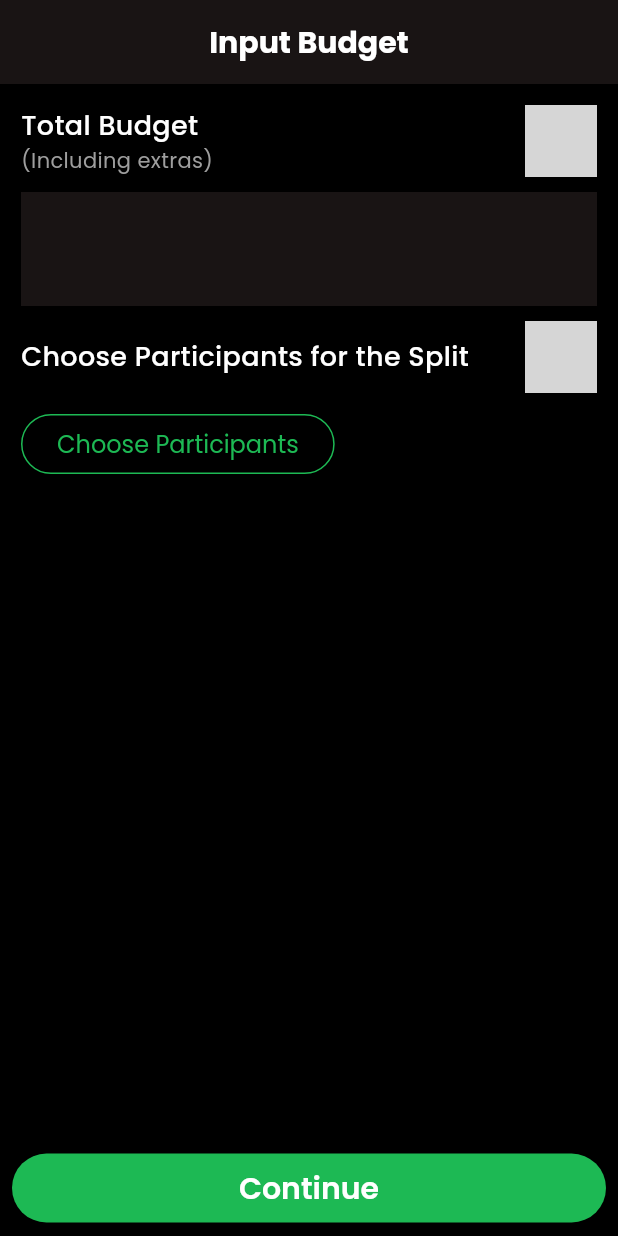
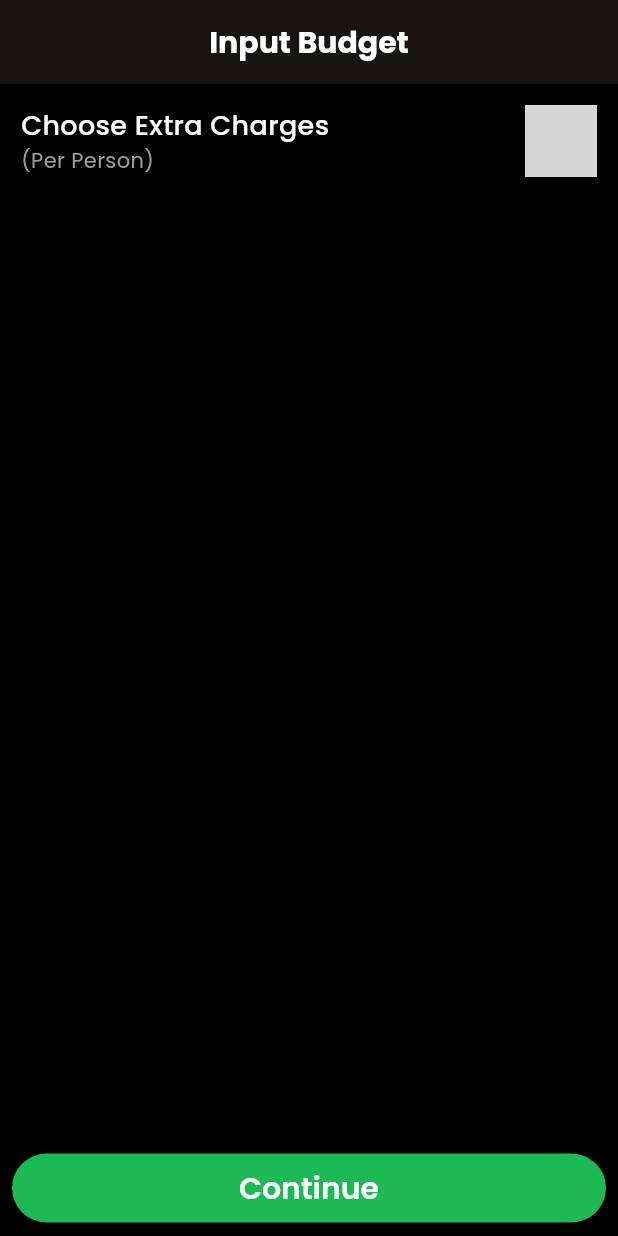
Before and after one commit to HamzaZahid29/quick_split, a Flutter app: the BudgetSplittingInputPage screen opened by its route, after a tap on "Continue", on a phone screen of 412 x 824 dp. Run offline on Flutter 3.47's test engine with Material 3 defaults, Android fonts, the phone set to English and light mode, and no system bars; our stand-ins replace get_it, go_router, google_fonts; missing offline and left inert: info_widget; grey boxes are pictures that could not be loaded.

Commit message:
splitting logic shared along the application

```diff
--- a/lib/controllers/input_budget_screen_provider.dart
+++ b/lib/controllers/input_budget_screen_provider.dart
@@ -20,6 +20,7 @@ class InputBudgetScreenProvider extends ChangeNotifier {
   final TextEditingController controller = TextEditingController();
   final NumberFormat formatter = NumberFormat('#,###');
   final int maxValue = 1000000000;
+
 
   InputBudgetScreenProvider() {
     controller.addListener(_formatNumber);
--- a/lib/views/pages/budget_splitting_input_page.dart
+++ b/lib/views/pages/budget_splitting_input_page.dart
@@ -16,6 +16,7 @@ class BudgetSplittingInputPage extends StatelessWidget {
 
   @override
   Widget build(BuildContext context) {
+    PageController pageController = PageController();
     final provider = Provider.of<InputBudgetScreenProvider>(context);
 
     return Scaffold(
@@ -27,6 +28,8 @@ class BudgetSplittingInputPage extends StatelessWidget {
           children: [
             Expanded(
               child: PageView(
+                controller: pageController,
+                physics: NeverScrollableScrollPhysics(),
                 children: [
                   SingleChildScrollView(
                     child: Padding(
@@ -60,8 +63,8 @@ class BudgetSplittingInputPage extends StatelessWidget {
                             ],
                           ),
                           GestureDetector(
-                            onTap: () =>
-                                FocusScope.of(context).requestFocus(FocusNode()),
+                            onTap: () => FocusScope.of(context)
+                                .requestFocus(FocusNode()),
                             child: TextField(
                               controller: provider.controller,
                               textAlign: TextAlign.center,
@@ -96,8 +99,8 @@ class BudgetSplittingInputPage extends StatelessWidget {
                           provider.selectedParticipants.length == 0
                               ? OutlinedButton(
                                   onPressed: () {
-                                context.pushNamed(
-                                    StaticAppRoutes.chooseParticipantsScreen);
+                                    context.pushNamed(StaticAppRoutes
+                                        .chooseParticipantsScreen);
                                   },
                                   child: Text('Choose Participants'))
                               : SizedBox(),
@@ -109,12 +112,12 @@ class BudgetSplittingInputPage extends StatelessWidget {
                                     Container(
                                       height: 200,
                                       child: ListView.builder(
-                                    itemCount:
-                                    provider.selectedParticipants.length,
+                                          itemCount: provider
+                                              .selectedParticipants.length,
                                           itemBuilder: (_, index) =>
                                               ParticipantExpansionNameTile(
-                                            title:
-                                            provider.selectedParticipants[
+                                                  title: provider
+                                                          .selectedParticipants[
                                                       index])),
                                     ),
                                     Row(
@@ -149,11 +152,11 @@ class BudgetSplittingInputPage extends StatelessWidget {
                                   crossAxisAlignment: CrossAxisAlignment.start,
                                   children: [
                                     Text(
-                                      'Total Budget',
+                                      'Choose Extra Charges',
                                       style: AppTextStyles.heading3,
                                     ),
                                     Text(
-                                      '(Including extras)',
+                                      '(Per Person)',
                                       style: AppTextStyles.caption,
                                     ),
                                   ],
@@ -161,81 +164,9 @@ class BudgetSplittingInputPage extends StatelessWidget {
                               ),
                               InfoWidget(
                                   infoText:
-                                  '''This includes each and everything that has been spent including extras taxes tips and other stuff.''',
+                                      '''Now just choose value of extra amount on participant. That was previously included in the total budget.''',
                                   iconData: CupertinoIcons.info,
                                   iconColor: AppThemes.primaryColor)
-                            ],
-                          ),
-                          GestureDetector(
-                            onTap: () =>
-                                FocusScope.of(context).requestFocus(FocusNode()),
-                            child: TextField(
-                              controller: provider.controller,
-                              textAlign: TextAlign.center,
-                              keyboardType: TextInputType.number,
-                              inputFormatters: [
-                                FilteringTextInputFormatter.digitsOnly
-                              ],
-                              style: AppTextStyles.heading1,
-                              decoration: InputDecoration(
-                                contentPadding: EdgeInsets.all(20),
-                                filled: true,
-                                border: InputBorder.none,
-                                focusedBorder: InputBorder.none,
-                              ),
-                            ),
-                          ),
-                          Row(
-                            children: [
-                              Expanded(
-                                child: Text(
-                                  'Choose Participants for the Split',
-                                  style: AppTextStyles.heading3,
-                                ),
-                              ),
-                              InfoWidget(
-                                  infoText:
-                                  '''You can choose people who are going to split this budget with you can either choose from an existing group or add people separately.''',
-                                  iconData: CupertinoIcons.info,
-                                  iconColor: AppThemes.primaryColor)
-                            ],
-                          ),
-                          provider.selectedParticipants.length == 0
-                              ? OutlinedButton(
-                              onPressed: () {
-                                context.pushNamed(
-                                    StaticAppRoutes.chooseParticipantsScreen);
-                              },
-                              child: Text('Choose Participants'))
-                              : SizedBox(),
-                          provider.selectedParticipants.length == 0
-                              ? SizedBox()
-                              : Column(
-                            crossAxisAlignment: CrossAxisAlignment.start,
-                            children: [
-                              Container(
-                                height: 200,
-                                child: ListView.builder(
-                                    itemCount:
-                                    provider.selectedParticipants.length,
-                                    itemBuilder: (_, index) =>
-                                        ParticipantExpansionNameTile(
-                                            title:
-                                            provider.selectedParticipants[
-                                            index])),
-                              ),
-                              Row(
-                                children: [
-                                  Expanded(
-                                    child: OutlinedButton(
-                                        onPressed: () {
-                                          context.pushNamed(StaticAppRoutes
-                                              .chooseParticipantsScreen);
-                                        },
-                                        child: Text('Change List')),
-                                  ),
-                                ],
-                              )
                             ],
                           ),
                         ],
@@ -251,7 +182,11 @@ class BudgetSplittingInputPage extends StatelessWidget {
                 children: [
                   Expanded(
                       child: ElevatedButton(
-                          onPressed: () {},
+                          onPressed: () {
+                            pageController.nextPage(
+                                duration: Duration(milliseconds: 400),
+                                curve: Curves.easeInOut);
+                          },
                           child: Padding(
                             padding: const EdgeInsets.all(8.0),
                             child: Text(
```
Lines whose indentation alone changed are shown as unchanged.
